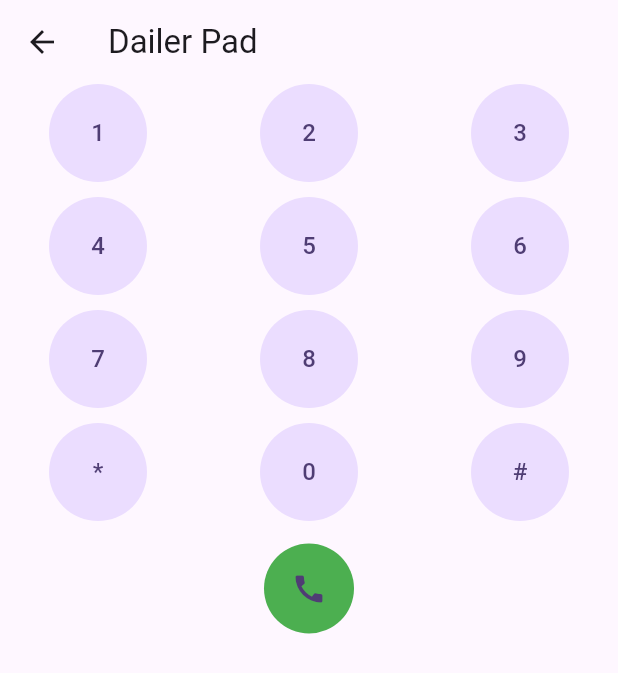
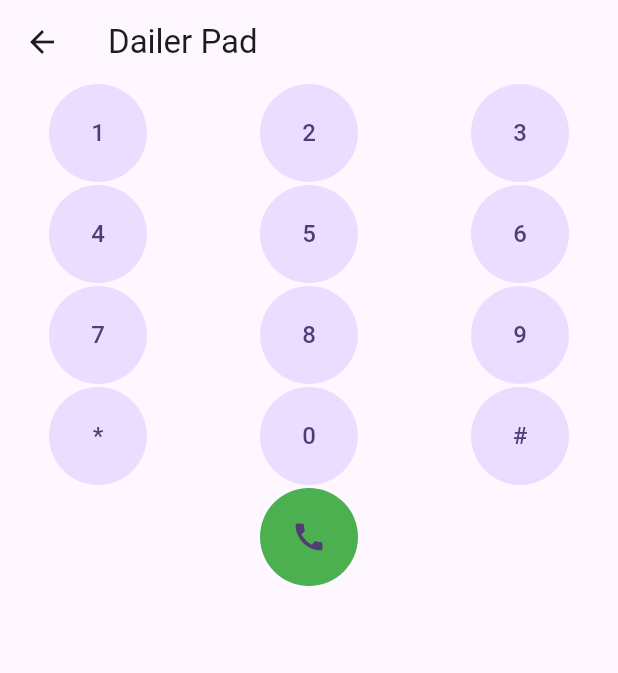
Before and after one commit to ShraddhaDeshmukh10/Training-peroid-app, a Flutter app: the Dialer_pad screen opened by its route, on a phone screen of 412 x 824 dp. Shown: the top 673 px of the screen. Run offline on Flutter 3.47's test engine with Material 3 defaults, Android fonts, the phone set to English and light mode, and no system bars; our stand-ins replace fluttertoast.

Commit message:
Added Dialer Pad with Grid

```diff
--- a/lib/View/ToDO_App/dialerpad.dart
+++ b/lib/View/ToDO_App/dialerpad.dart
@@ -23,30 +23,56 @@ class _Dialer_padState extends State<Dialer_pad> {
       '*',
       '0',
       '#',
+      '',
+      "call",
+      ""
     ];
     return Scaffold(
       appBar: AppBar(title: Text("Dailer Pad")),
       body: Column(
         children: [
-          GridView.count(
-            crossAxisCount: 3,
-            crossAxisSpacing: 10.0,
-            mainAxisSpacing: 10.0,
-            shrinkWrap: true,
-            childAspectRatio: 2.0,
-            children: List.generate(12, (index) {
-              return CircleAvatar(
-                  radius: 10, child: Text(dialpadnumbers[index]));
-            }),
-          ),
-          SizedBox(
-            height: 15,
-          ),
-          CircleAvatar(
-            radius: 30,
-            backgroundColor: Colors.green,
-            child: IconButton(onPressed: () {}, icon: Icon(Icons.call)),
+          Expanded(
+            child: GridView.builder(
+                gridDelegate: SliverGridDelegateWithFixedCrossAxisCount(
+                  crossAxisCount: 3,
+                  crossAxisSpacing: 10.0,
+                  mainAxisSpacing: 2.0,
+                  childAspectRatio: 2.0,
+                ),
+                itemCount: dialpadnumbers.length,
+                itemBuilder: (context, index) {
+                  final dialpadText = dialpadnumbers[index];
+                  if (dialpadText.isEmpty) {
+                    return SizedBox();
+                  } else if (dialpadText == "call") {
+                    return CircleAvatar(
+                      radius: 20,
+                      backgroundColor: Colors.green,
+                      child: IconButton(
+                        onPressed: () {},
+                        icon: Icon(Icons.call),
+                      ),
+                    );
+                  } else {
+                    return CircleAvatar(
+                      radius: 20,
+                      child: Text(dialpadText),
+                    );
+                  }
+                }),
           )
+          // GridView.count(
+          //   crossAxisCount: 3,
+          //   crossAxisSpacing: 10.0,
+          //   mainAxisSpacing: 10.0,
+          //   shrinkWrap: true,
+          //   childAspectRatio: 3.0,
+          //   children: dialpadnumbers
+          //       .map((e) => e.isEmpty
+          //           ? SizedBox()
+          //           : CircleAvatar(radius: 1, child: Text(e)))
+          //       .toList(),
+          // ),
         ],
       ),
     );
```
